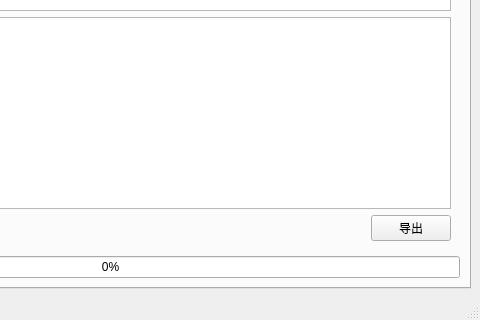
Above: SlopeCraft/SCWind.ui from SlopeCraft/SlopeCraft before the change; both pictures show x 440 to 920 and y 545 to 865 of the 920 by 865 pixel window. Below: the same form after it.
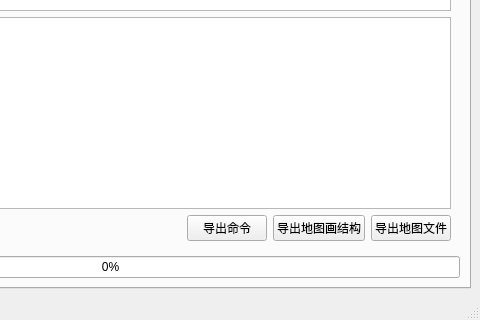
That is the form after the change. The open tabs and pages were chosen to show the change. Icons and pictures are not drawn. Custom widgets are drawn as their Qt base class.

Commit message: refresh command at correctly

Diff of the .ui file:
```diff
--- a/SlopeCraft/SCWind.ui
+++ b/SlopeCraft/SCWind.ui
@@ -1346,10 +1346,24 @@
                 </property>
                </spacer>
               </item>
+              <item>
+               <widget class="QPushButton" name="pb_export_data_command">
+                <property name="text">
+                 <string>导出命令</string>
+                </property>
+               </widget>
+              </item>
+              <item>
+               <widget class="QPushButton" name="pb_export_data_vanilla_structure">
+                <property name="text">
+                 <string>导出地图画结构</string>
+                </property>
+               </widget>
+              </item>
               <item>
                <widget class="QPushButton" name="pb_export_file">
                 <property name="text">
-                 <string>导出</string>
+                 <string>导出地图文件</string>
                 </property>
                </widget>
               </item>
```
The commit also changes 3 other files.
